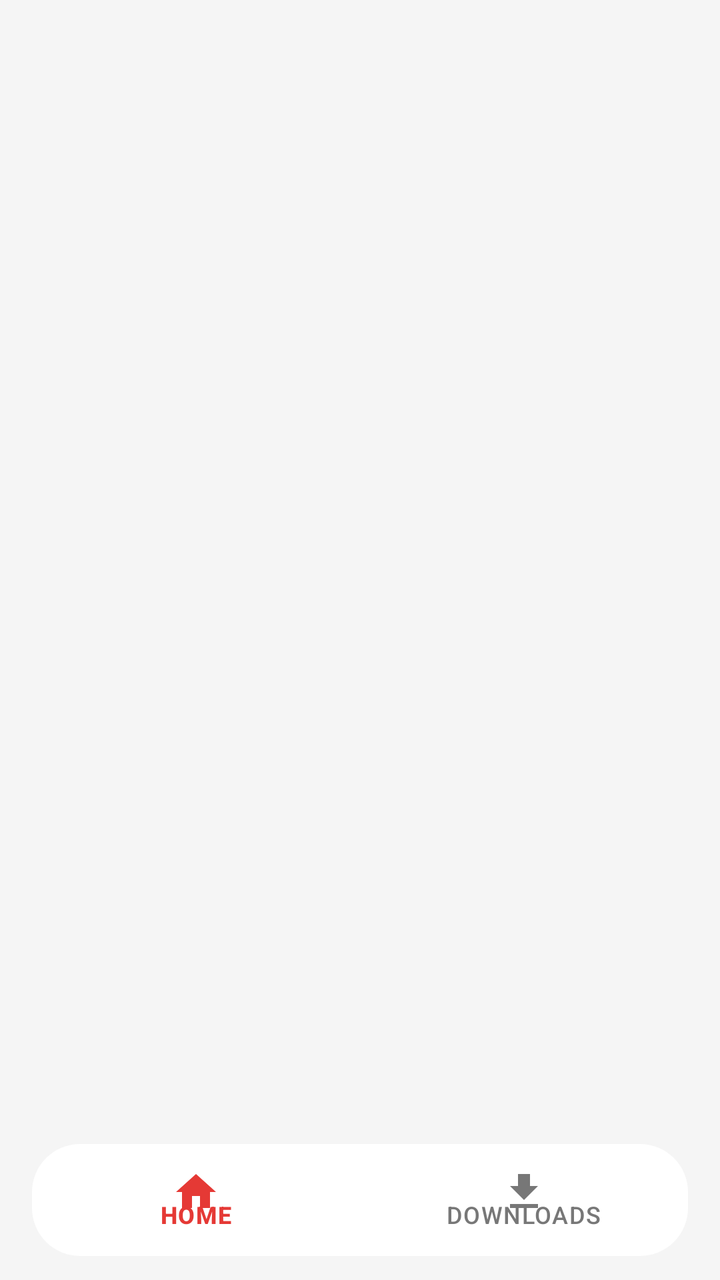
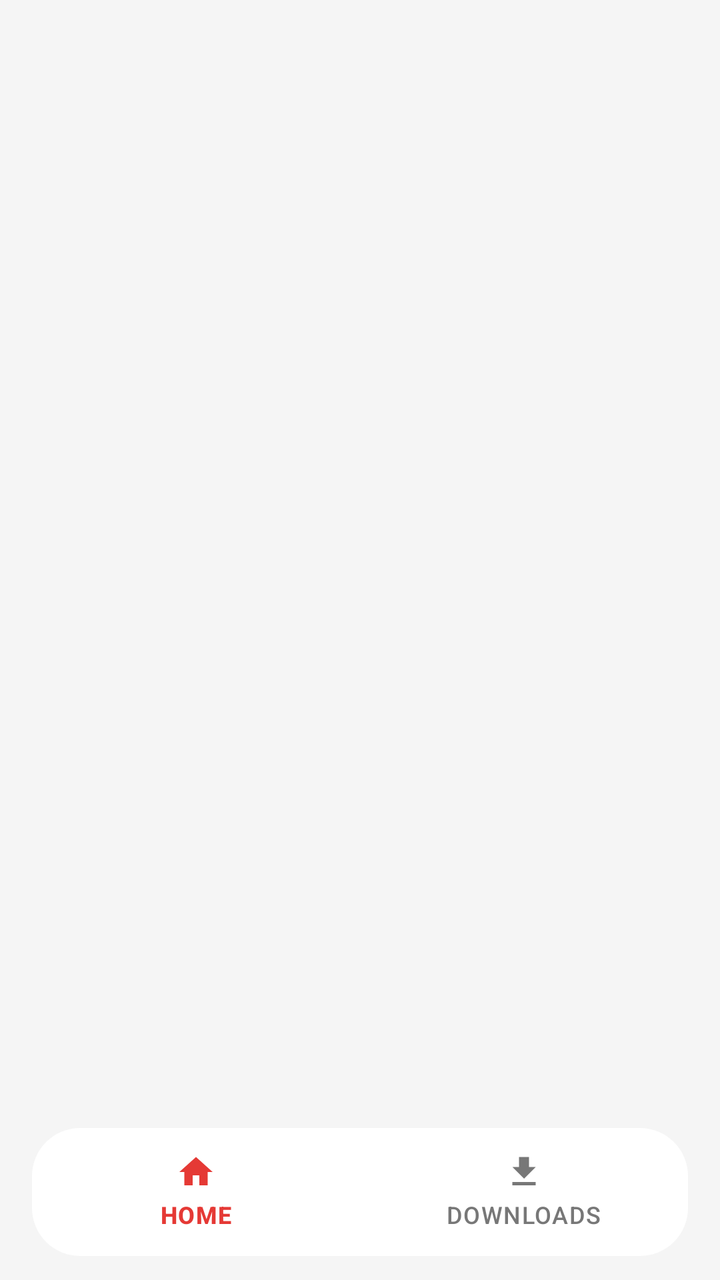

The first picture is an Android layout as it rendered before a commit; the second is the same layout after the commit. The layout source and the unified diff follow.
<!-- AndroidManifest.xml: application theme Theme.PhoenixDownloader -->
<!-- res/layout/activity_main.xml -->
<?xml version="1.0" encoding="utf-8"?>
<LinearLayout xmlns:android="http://schemas.android.com/apk/res/android"
    xmlns:app="http://schemas.android.com/apk/res-auto"
    android:layout_width="match_parent"
    android:layout_height="match_parent"
    android:orientation="vertical"
    android:background="@color/bg">

    <FrameLayout
        android:id="@+id/nav_host"
        android:layout_width="match_parent"
        android:layout_height="0dp"
        android:layout_weight="1" />

    
    <FrameLayout
        android:layout_width="match_parent"
        android:layout_height="wrap_content"
        android:paddingStart="16dp"
        android:paddingEnd="16dp"
        android:paddingBottom="12dp"
        android:background="@color/bg">

        <com.google.android.material.bottomnavigation.BottomNavigationView
            android:id="@+id/bottom_nav"
            android:layout_width="match_parent"
            android:layout_height="56dp"
            android:background="@drawable/bg_bottom_nav"
            android:elevation="12dp"
            app:menu="@menu/bottom_nav_menu"
            app:itemIconTint="@color/nav_item_tint"
            app:itemTextColor="@color/nav_item_tint"
            app:labelVisibilityMode="labeled" />
    </FrameLayout>
</LinearLayout>
<!-- resources referenced by this layout -->
<resources>
  <color name="bg">#F5F5F5</color>
  <!-- drawable bg_bottom_nav (drawable) -->
  <?xml version="1.0" encoding="utf-8"?>
  <shape xmlns:android="http://schemas.android.com/apk/res/android"
      android:shape="rectangle">
      <corners android:radius="24dp" />
      <solid android:color="@color/card" />
  </shape>
  <style name="Theme.PhoenixDownloader" parent="Theme.Material3.Light.NoActionBar">
          <item name="colorPrimary">@color/red_accent</item>
          <item name="colorPrimaryDark">@color/red_dark</item>
          <item name="colorAccent">@color/red_accent</item>
          <item name="android:windowBackground">@color/bg</item>
          <item name="android:statusBarColor">@color/bg</item>
          <item name="android:windowLightStatusBar">true</item>
      </style>
  <color name="card">#FFFFFF</color>
  <color name="red_accent">#E53935</color>
  <color name="red_dark">#C62828</color>
</resources>

<!-- the commit's change to res/layout/activity_main.xml (unified diff, before → after) -->
@@ -24,12 +24,13 @@
         <com.google.android.material.bottomnavigation.BottomNavigationView
             android:id="@+id/bottom_nav"
             android:layout_width="match_parent"
-            android:layout_height="56dp"
+            android:layout_height="64dp"
             android:background="@drawable/bg_bottom_nav"
             android:elevation="12dp"
             app:menu="@menu/bottom_nav_menu"
             app:itemIconTint="@color/nav_item_tint"
             app:itemTextColor="@color/nav_item_tint"
+            app:itemIconSize="20dp"
             app:labelVisibilityMode="labeled" />
     </FrameLayout>
 </LinearLayout>
